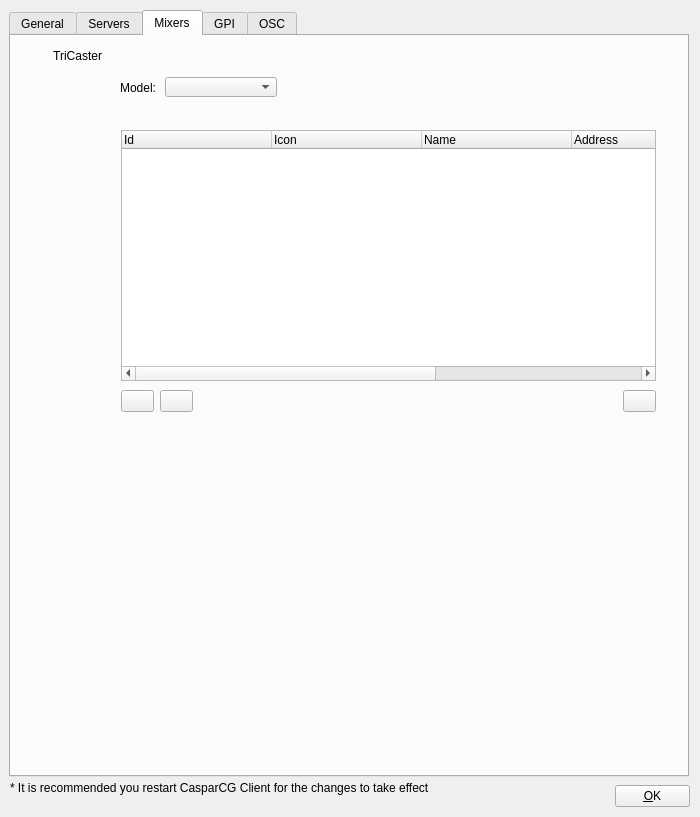
Qt form src/Widgets/SettingsDialog.ui (CasparCG/client) before a commit.
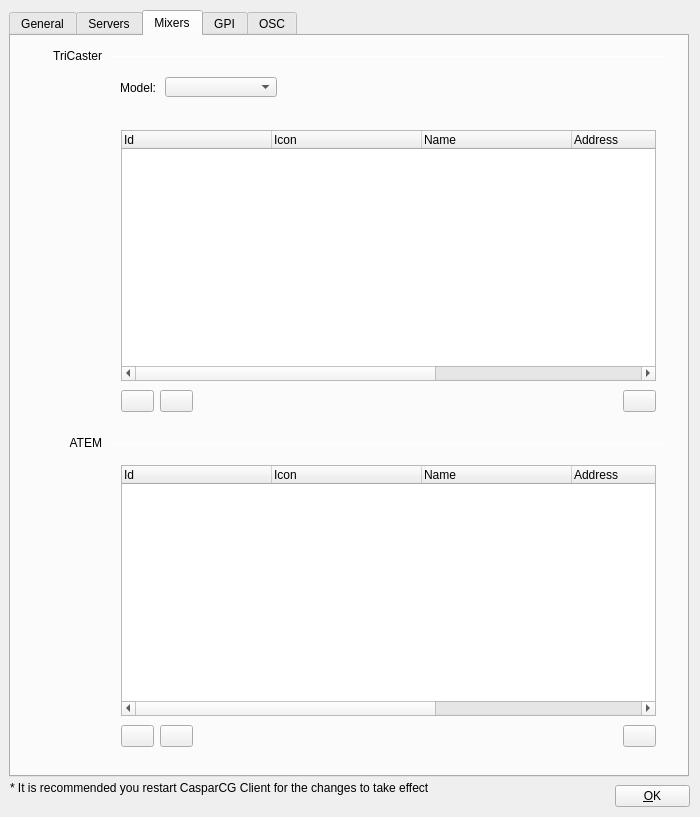
The same form after that commit. The open tabs and pages were chosen to show the change.

Commit message: Added support for Blackmagic ATEM mixers.

Diff of the .ui file:
```diff
--- a/src/Widgets/SettingsDialog.ui
+++ b/src/Widgets/SettingsDialog.ui
@@ -833,7 +833,169 @@
       </font>
      </property>
      <property name="toolTip">
-      <string>Remove TriCaster Server</string>
+      <string>Remove TriCaster Mixer</string>
+     </property>
+    </widget>
+    <widget class="QLabel" name="labelAtem">
+     <property name="geometry">
+      <rect>
+       <x>10</x>
+       <y>399</y>
+       <width>81</width>
+       <height>16</height>
+      </rect>
+     </property>
+     <property name="text">
+      <string>ATEM</string>
+     </property>
+     <property name="alignment">
+      <set>Qt::AlignRight|Qt::AlignTrailing|Qt::AlignVCenter</set>
+     </property>
+    </widget>
+    <widget class="QTreeWidget" name="treeWidgetAtemDevice">
+     <property name="geometry">
+      <rect>
+       <x>110</x>
+       <y>429</y>
+       <width>535</width>
+       <height>251</height>
+      </rect>
+     </property>
+     <property name="focusPolicy">
+      <enum>Qt::NoFocus</enum>
+     </property>
+     <property name="alternatingRowColors">
+      <bool>true</bool>
+     </property>
+     <property name="rootIsDecorated">
+      <bool>false</bool>
+     </property>
+     <property name="uniformRowHeights">
+      <bool>true</bool>
+     </property>
+     <attribute name="headerDefaultSectionSize">
+      <number>150</number>
+     </attribute>
+     <attribute name="headerShowSortIndicator" stdset="0">
+      <bool>false</bool>
+     </attribute>
+     <column>
+      <property name="text">
+       <string>Id</string>
+      </property>
+     </column>
+     <column>
+      <property name="text">
+       <string>Icon</string>
+      </property>
+     </column>
+     <column>
+      <property name="text">
+       <string>Name</string>
+      </property>
+     </column>
+     <column>
+      <property name="text">
+       <string>Address</string>
+      </property>
+     </column>
+     <column>
+      <property name="text">
+       <string>Port</string>
+      </property>
+     </column>
+     <column>
+      <property name="text">
+       <string>Description</string>
+      </property>
+     </column>
+    </widget>
+    <widget class="Line" name="lineAtem">
+     <property name="geometry">
+      <rect>
+       <x>100</x>
+       <y>407</y>
+       <width>555</width>
+       <height>1</height>
+      </rect>
+     </property>
+     <property name="orientation">
+      <enum>Qt::Horizontal</enum>
+     </property>
+    </widget>
+    <widget class="QToolButton" name="toolButtonRemoveAtemDevice">
+     <property name="geometry">
+      <rect>
+       <x>149</x>
+       <y>689</y>
+       <width>33</width>
+       <height>22</height>
+      </rect>
+     </property>
+     <property name="minimumSize">
+      <size>
+       <width>33</width>
+       <height>22</height>
+      </size>
+     </property>
+     <property name="font">
+      <font>
+       <weight>75</weight>
+       <bold>true</bold>
+      </font>
+     </property>
+     <property name="toolTip">
+      <string>Remove ATEM Mixer</string>
+     </property>
+    </widget>
+    <widget class="QToolButton" name="toolButtonAddAtemDevice">
+     <property name="geometry">
+      <rect>
+       <x>110</x>
+       <y>689</y>
+       <width>33</width>
+       <height>22</height>
+      </rect>
+     </property>
+     <property name="minimumSize">
+      <size>
+       <width>33</width>
+       <height>22</height>
+      </size>
+     </property>
+     <property name="font">
+      <font>
+       <weight>75</weight>
+       <bold>true</bold>
+      </font>
+     </property>
+     <property name="toolTip">
+      <string>Add ATEM Mixer</string>
+     </property>
+    </widget>
+    <widget class="QToolButton" name="toolButtonImportAtemDevice">
+     <property name="geometry">
+      <rect>
+       <x>612</x>
+       <y>689</y>
+       <width>33</width>
+       <height>22</height>
+      </rect>
+     </property>
+     <property name="minimumSize">
+      <size>
+       <width>33</width>
+       <height>22</height>
+      </size>
+     </property>
+     <property name="font">
+      <font>
+       <weight>75</weight>
+       <bold>true</bold>
+      </font>
+     </property>
+     <property name="toolTip">
+      <string>Import ATEM Mixers</string>
      </property>
     </widget>
    </widget>
```
Left out of the diff: 148 changed lines with no effect on the pictures. The commit also changes 156 other files.
